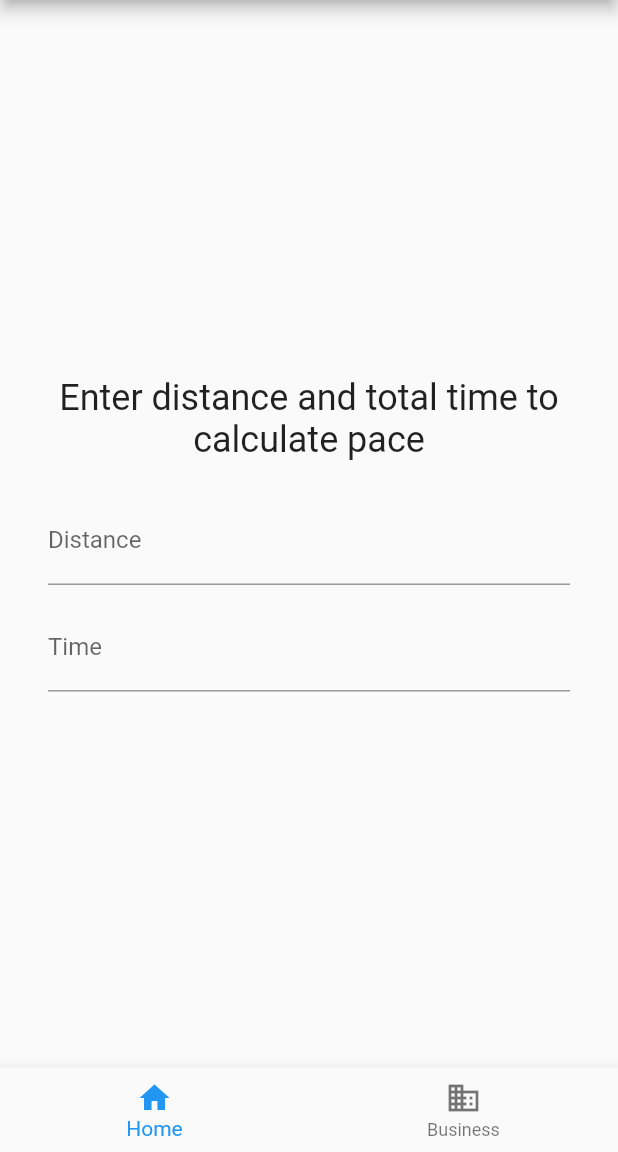
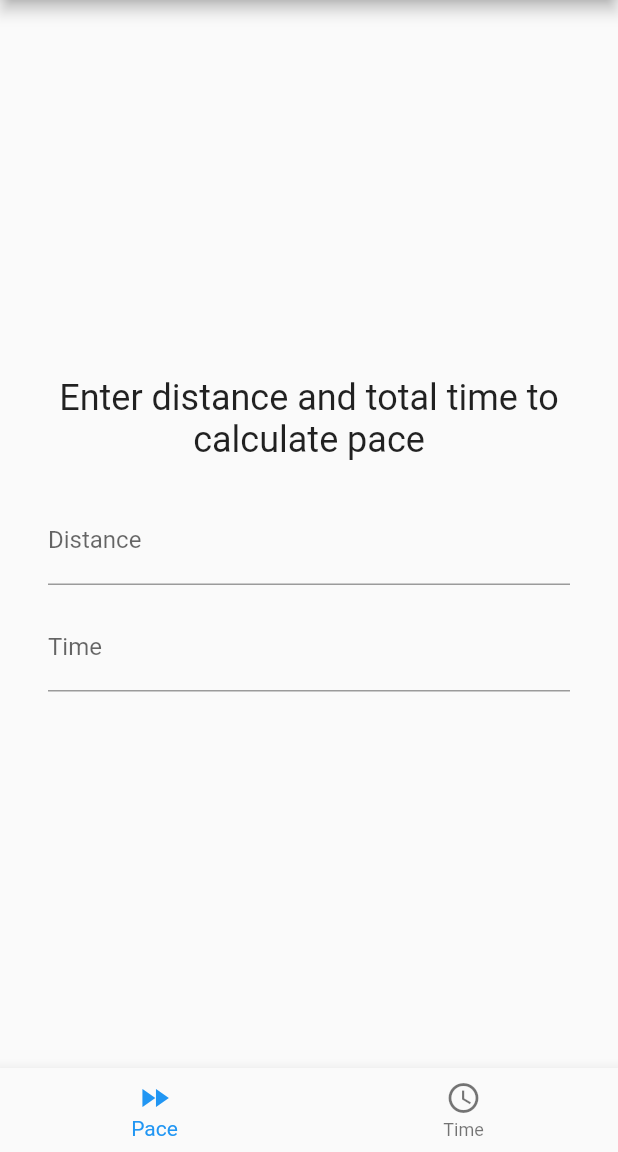
Before and after one commit to bmanley91/pace-setter-app, a Flutter app: the screen it shows after launch, on a phone screen of 412 x 824 dp, the part 84-1236 px from its top. Run offline on Flutter 3.47's test engine with Material 2 defaults, Android fonts, the phone set to English and light mode, and no system bars.

Commit message:
Better icons

```diff
--- a/lib/widgets/home_page.dart
+++ b/lib/widgets/home_page.dart
@@ -33,12 +33,12 @@ class _HomePageState extends State<HomePage> {
         bottomNavigationBar: BottomNavigationBar(
           items: const <BottomNavigationBarItem>[
             BottomNavigationBarItem(
-              icon: Icon(Icons.home),
-              label: 'Home',
+              icon: Icon(Icons.fast_forward),
+              label: 'Pace',
             ),
             BottomNavigationBarItem(
-              icon: Icon(Icons.business),
-              label: 'Business',
+              icon: Icon(Icons.schedule),
+              label: 'Time',
             ),
           ],
           currentIndex: _selectedNavIndex,
```
